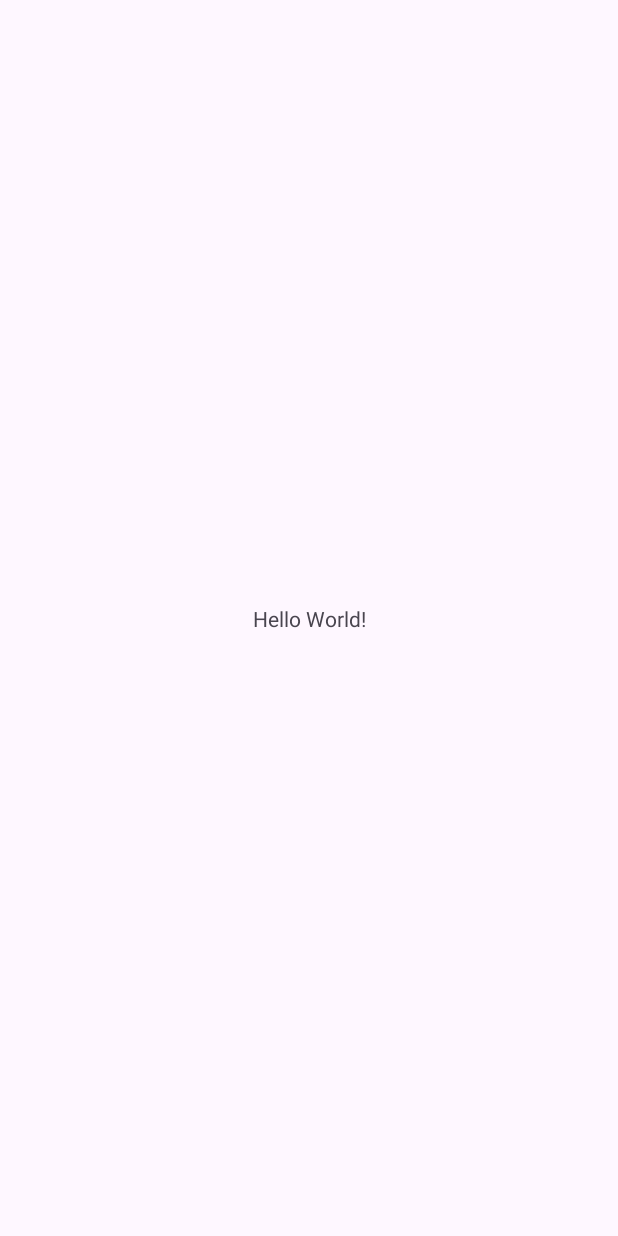
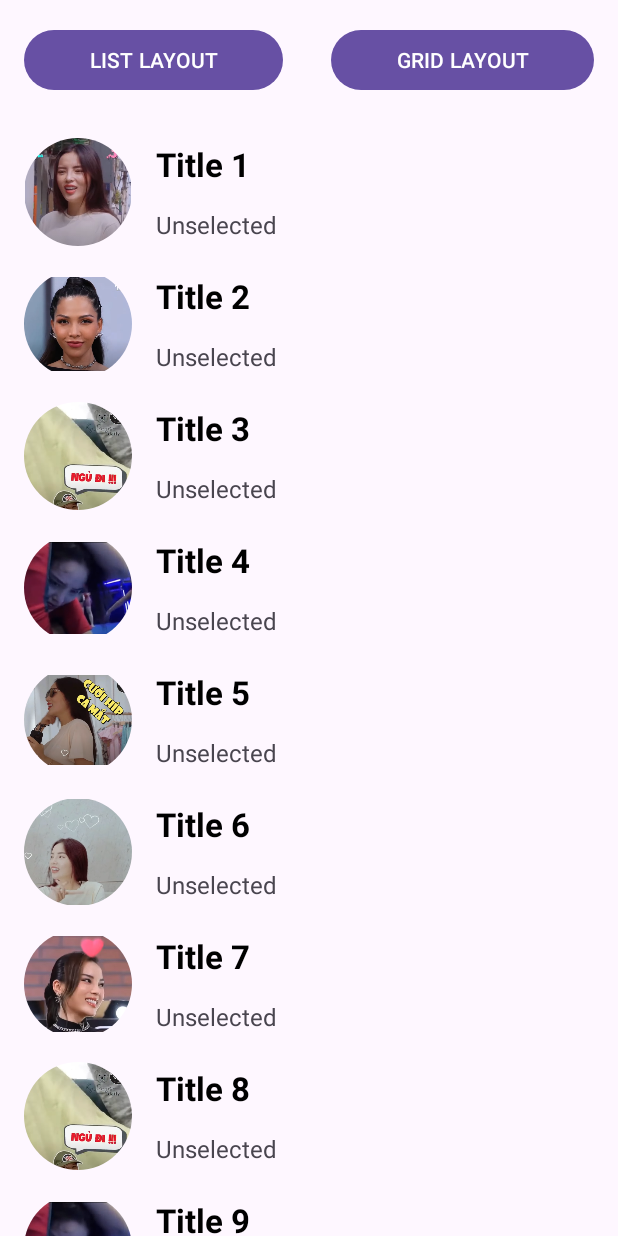
Before and after one commit to proptit-mobile-d21/011-Android-RecyclerView, an Android app: the screen it shows after launch (MainActivity), on a phone screen of 412 x 824 dp. Before the commit the screen is almost empty. Run offline under Robolectric (Android 15) with nearby library versions, the phone set to English and light mode, and no system bars.

Commit message:
Add basic no header

```diff
--- a/app/build.gradle.kts
+++ b/app/build.gradle.kts
@@ -1,3 +1,5 @@
+import org.jetbrains.kotlin.kapt3.base.Kapt.kapt
+
 plugins {
     id("com.android.application")
     id("org.jetbrains.kotlin.android")
@@ -6,7 +8,9 @@ plugins {
 android {
     namespace = "dev.proptit.recyclerview"
     compileSdk = 33
-
+    buildFeatures {
+        viewBinding = true
+    }
     defaultConfig {
         applicationId = "dev.proptit.recyclerview"
         minSdk = 24
--- a/app/src/main/java/dev/proptit/recyclerview/MainActivity.kt
+++ b/app/src/main/java/dev/proptit/recyclerview/MainActivity.kt
@@ -1,11 +1,51 @@
 package dev.proptit.recyclerview
 
+import android.os.Bundle
 import androidx.appcompat.app.AppCompatActivity
-import android.os.Bundle
+import androidx.recyclerview.widget.LinearLayoutManager
+import androidx.recyclerview.widget.RecyclerView
+import dev.proptit.recyclerview.adapter.MyAdapter
+import dev.proptit.recyclerview.databinding.ActivityMainBinding
+import dev.proptit.recyclerview.model.Item
 
 class MainActivity : AppCompatActivity() {
+
+    private lateinit var binding: ActivityMainBinding
+    private lateinit var recyclerView: RecyclerView
+    private lateinit var itemList: MutableList<Item>
+    private lateinit var mAdapter: MyAdapter
     override fun onCreate(savedInstanceState: Bundle?) {
         super.onCreate(savedInstanceState)
-        setContentView(R.layout.activity_main)
+
+        binding = ActivityMainBinding.inflate(layoutInflater)
+        setContentView(binding.root)
+
+        setRecyclerDisplay()
+    }
+
+    private fun setRecyclerDisplay() {
+        recyclerView = binding.recyclerView
+        addItem()
+
+        mAdapter = MyAdapter(itemList)
+        recyclerView.adapter = mAdapter
+
+        val layoutManager = LinearLayoutManager(this)
+        recyclerView.layoutManager = layoutManager
+    }
+
+    private fun addItem() {
+        itemList = mutableListOf()
+
+        itemList.add(Item(R.drawable.im_1, "Title 1", false))
+        itemList.add(Item(R.drawable.im_2, "Title 2", false))
+        itemList.add(Item(R.drawable.im_3, "Title 3", false))
+        itemList.add(Item(R.drawable.im_4, "Title 4", false))
+        itemList.add(Item(R.drawable.im_5, "Title 5", false))
+        itemList.add(Item(R.drawable.im_6, "Title 6", false))
+        itemList.add(Item(R.drawable.im_7, "Title 7", false))
+        itemList.add(Item(R.drawable.im_3, "Title 8", false))
+        itemList.add(Item(R.drawable.im_4, "Title 9", false))
+        itemList.add(Item(R.drawable.im_5, "Title 10", false))
     }
 }
--- /dev/null
+++ b/app/src/main/java/dev/proptit/recyclerview/adapter/MyAdapter.kt
@@ -0,0 +1,59 @@
+package dev.proptit.recyclerview.adapter
+
+import android.view.LayoutInflater
+import android.view.View
+import android.view.ViewGroup
+import android.widget.ImageView
+import android.widget.TextView
+import android.widget.Toast
+import androidx.recyclerview.widget.RecyclerView
+import dev.proptit.recyclerview.R
+import dev.proptit.recyclerview.model.Item
+
+class MyAdapter(private val itemList: List<Item>) :
+    RecyclerView.Adapter<MyAdapter.ViewHolder>() {
+    override fun onCreateViewHolder(parent: ViewGroup, viewType: Int): ViewHolder {
+        val view = LayoutInflater.from(parent.context).inflate(R.layout.item, parent, false)
+        return ViewHolder(view)
+    }
+
+    override fun onBindViewHolder(holder: ViewHolder, position: Int) {
+        val item = itemList[position]
+        holder.bind(item)
+    }
+
+    override fun getItemCount(): Int {
+        return itemList.size
+    }
+
+    inner class ViewHolder(itemView: View) : RecyclerView.ViewHolder(itemView) {
+        private val mAvt: ImageView = itemView.findViewById(R.id.im_avt)
+        private val mTitle: TextView = itemView.findViewById(R.id.text_title)
+        private val mSelected: TextView = itemView.findViewById(R.id.text_status)
+
+        fun bind(item: Item) {
+            mAvt.setImageResource(item.image)
+            mTitle.text = item.title
+            mSelected.text = if (item.isSelected) "Selected" else "Unselected"
+
+            itemView.setOnClickListener {
+                val clickedItem = itemList[adapterPosition]
+                Toast.makeText(itemView.context, "${clickedItem.title} clicked", Toast.LENGTH_SHORT)
+                    .show()
+            }
+            itemView.setOnLongClickListener {
+                val clickedItem = itemList[adapterPosition]
+                clickedItem.isSelected = !clickedItem.isSelected
+                mSelected.text = if (clickedItem.isSelected) "Selected" else "Unselected"
+                val toastMessage = if (clickedItem.isSelected) {
+                    "${clickedItem.title} selected"
+                } else {
+                    "${clickedItem.title} deselected"
+                }
+
+                Toast.makeText(itemView.context, toastMessage, Toast.LENGTH_SHORT).show()
+                true
+            }
+        }
+    }
+}
--- /dev/null
+++ b/app/src/main/java/dev/proptit/recyclerview/model/Item.kt
@@ -0,0 +1,3 @@
+package dev.proptit.recyclerview.model
+
+data class Item(val image: Int, val title: String, var isSelected: Boolean = false)
--- /dev/null
+++ b/app/src/main/res/drawable/rounded_avt.xml
@@ -0,0 +1,4 @@
+<?xml version="1.0" encoding="utf-8"?>
+<shape xmlns:android="http://schemas.android.com/apk/res/android"
+    android:shape="oval">
+</shape>
--- a/app/src/main/res/layout/activity_main.xml
+++ b/app/src/main/res/layout/activity_main.xml
@@ -1,18 +1,39 @@
 <?xml version="1.0" encoding="utf-8"?>
-<androidx.constraintlayout.widget.ConstraintLayout xmlns:android="http://schemas.android.com/apk/res/android"
-    xmlns:app="http://schemas.android.com/apk/res-auto"
+<LinearLayout xmlns:android="http://schemas.android.com/apk/res/android"
     xmlns:tools="http://schemas.android.com/tools"
     android:layout_width="match_parent"
     android:layout_height="match_parent"
+    android:orientation="vertical"
     tools:context=".MainActivity">
 
-    <TextView
-        android:layout_width="wrap_content"
+    <LinearLayout
+        android:layout_width="match_parent"
         android:layout_height="wrap_content"
-        android:text="Hello World!"
-        app:layout_constraintBottom_toBottomOf="parent"
-        app:layout_constraintEnd_toEndOf="parent"
-        app:layout_constraintStart_toStartOf="parent"
-        app:layout_constraintTop_toTopOf="parent" />
+        android:orientation="horizontal">
 
-</androidx.constraintlayout.widget.ConstraintLayout>
+        <Button
+            android:layout_width="wrap_content"
+            android:layout_height="wrap_content"
+            android:layout_margin="16dp"
+            android:layout_weight="1"
+            android:text="list layout"
+            android:textAllCaps="true" />
+
+        <Button
+            android:layout_width="wrap_content"
+            android:layout_height="wrap_content"
+            android:layout_margin="16dp"
+            android:layout_weight="1"
+            android:text="grid layout"
+            android:textAllCaps="true" />
+    </LinearLayout>
+
+    <androidx.recyclerview.widget.RecyclerView
+        android:id="@+id/recycler_view"
+        android:layout_width="match_parent"
+        android:layout_height="wrap_content"
+        android:layout_marginHorizontal="16dp"/>
+
+
+
+</LinearLayout>
--- /dev/null
+++ b/app/src/main/res/layout/item.xml
@@ -0,0 +1,47 @@
+<?xml version="1.0" encoding="utf-8"?>
+<LinearLayout xmlns:android="http://schemas.android.com/apk/res/android"
+    xmlns:tools="http://schemas.android.com/tools"
+    android:layout_width="match_parent"
+    android:layout_marginTop="8dp"
+    android:layout_height="80dp"
+    android:orientation="horizontal">
+
+
+    <ImageView
+        android:id="@+id/im_avt"
+        android:layout_width="72dp"
+        android:layout_height="72dp"
+        android:layout_gravity="center"
+        android:background="@drawable/rounded_avt"
+        android:clipToOutline="true"
+        android:src="@drawable/im_1" />
+
+    <LinearLayout
+        android:layout_width="match_parent"
+        android:layout_height="match_parent"
+        android:layout_marginStart="16dp"
+        android:orientation="vertical">
+
+        <TextView
+            android:id="@+id/text_title"
+            android:layout_width="wrap_content"
+            android:layout_height="wrap_content"
+            android:layout_weight="1"
+            android:gravity="center"
+            android:textColor="@color/black"
+            android:text="Title1"
+            android:textSize="22sp"
+            android:textStyle="bold" />
+
+        <TextView
+            android:id="@+id/text_status"
+            android:layout_width="wrap_content"
+            android:layout_height="wrap_content"
+            android:layout_weight="1"
+            android:gravity="center"
+            android:textSize="16sp"
+            tools:text="unselected" />
+
+    </LinearLayout>
+
+</LinearLayout>
```
Also changed, not shown: app/src/main/res/drawable/im_1.png (added), app/src/main/res/drawable/im_2.png (added), app/src/main/res/drawable/im_3.png (added), app/src/main/res/drawable/im_4.png (added), app/src/main/res/drawable/im_5.png (added), app/src/main/res/drawable/im_6.png (added), app/src/main/res/drawable/im_7.png (added).
